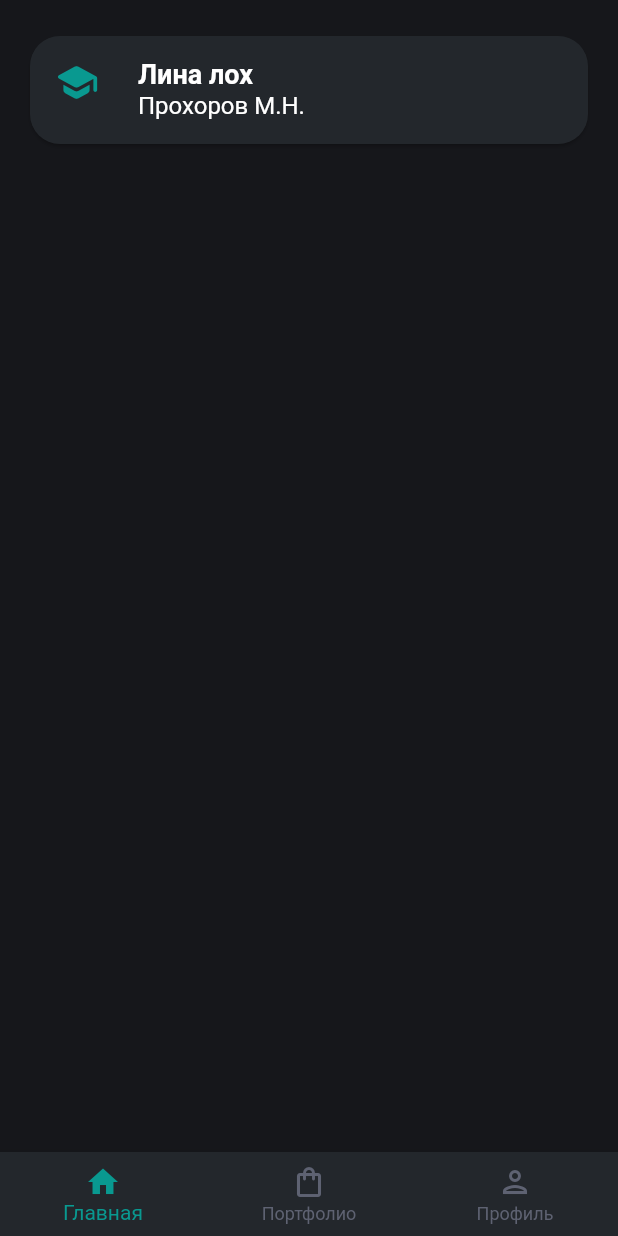
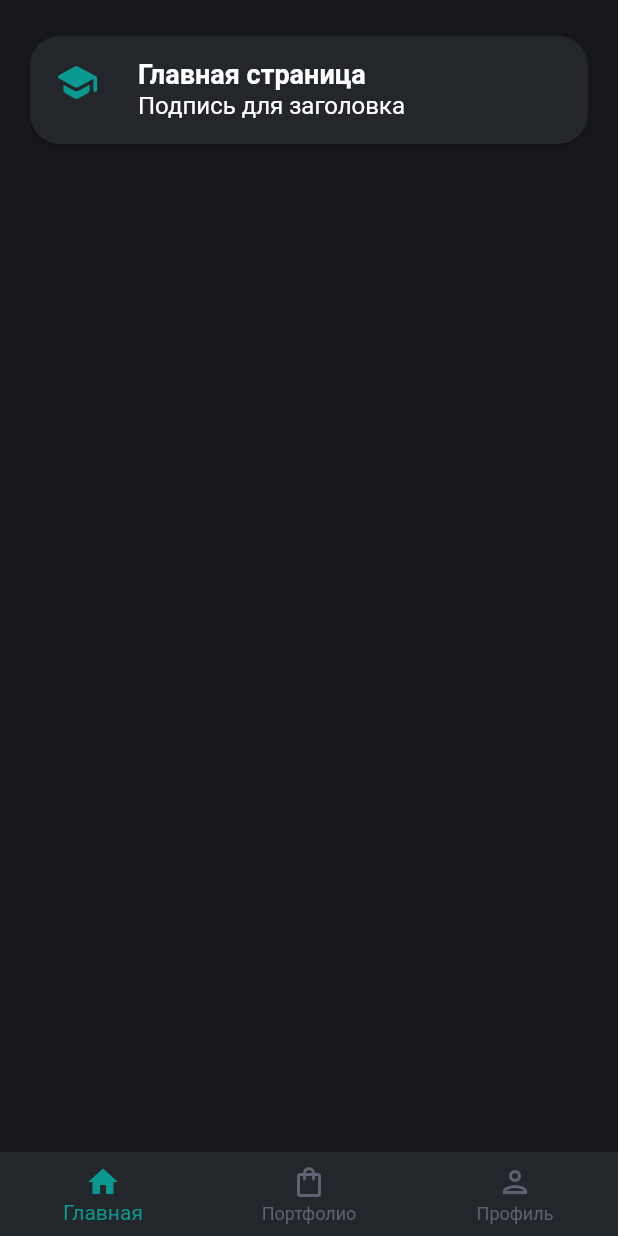
Before and after one commit to Kar1ch/vdole_mobile, a Flutter app: the screen it shows after launch, on a phone screen of 412 x 824 dp. Run offline on Flutter 3.47's test engine with Material 2 defaults, Android fonts, the phone set to English and light mode, and no system bars; our stand-ins replace email_validator, flutter_spinkit; missing offline and left inert: xml_parser.

Commit message:
редизайн уведомлений

```diff
--- a/lib/presentaion/pages/loading.dart
+++ b/lib/presentaion/pages/loading.dart
@@ -3,6 +3,7 @@ import 'package:vdole_mobile/presentaion/colors.dart';
 import 'package:flutter_spinkit/flutter_spinkit.dart';
 
 class LoadingPage extends StatelessWidget{
+  const LoadingPage({Key? key}) : super(key: key);
 
   @override
   Widget build(BuildContext context) {
--- a/lib/presentaion/pages/portfolio/portfolio.dart
+++ b/lib/presentaion/pages/portfolio/portfolio.dart
@@ -22,7 +22,7 @@ class PortfolioPage extends StatelessWidget{
                   ListTile(
                     leading: Icon(Icons.airline_seat_recline_extra_outlined, color: DarkThemeColors.primary00, size: 30,),
                     title: Text('515 руб', style: TextStyle(fontSize: 18, fontWeight: FontWeight.bold, color: DarkThemeColors.white), textAlign: TextAlign.left),
-                    subtitle: Text('ПХАХПАХПА сидушка', style: TextStyle(fontSize: 16, color: DarkThemeColors.white),),
+                    subtitle: Text('Подпись', style: TextStyle(fontSize: 16, color: DarkThemeColors.white),),
                   ),
                 ],
               ),
--- a/lib/presentaion/pages/profile/memberpin.dart
+++ b/lib/presentaion/pages/profile/memberpin.dart
@@ -78,6 +78,7 @@ class MemberPinState extends State{
                         else{
                          Navigator.popUntil(context, (route) => false);
                          Navigator.push(context, MaterialPageRoute(builder: (context) => const HomePage()));
+                         ScaffoldMessenger.of(context).showSnackBar(const SnackBar(content: Text('Указан верный PIN код!'), backgroundColor: DarkThemeColors.primary00,));
                         }
                       } finally {}
                     },
--- a/lib/presentaion/pages/profile/newmemberpin.dart
+++ b/lib/presentaion/pages/profile/newmemberpin.dart
@@ -78,7 +78,7 @@ class NewMemberPinState extends State{
                         else {
                           ScaffoldMessenger.of(context).showSnackBar(SnackBar(
                             content: Text(responseXmlText),
-                            backgroundColor: Colors.green,));
+                            backgroundColor: DarkThemeColors.primary00,));
                         }
                       } finally {}
                     },
--- a/lib/presentaion/pages/rating/rating_page.dart
+++ b/lib/presentaion/pages/rating/rating_page.dart
@@ -21,8 +21,8 @@ class RatingPage extends StatelessWidget{
                 children: const <Widget> [
                   ListTile(
                     leading: Icon(Icons.school_rounded, color: DarkThemeColors.primary00, size: 30,),
-                    title: Text('Лина лох', style: TextStyle(fontSize: 18, fontWeight: FontWeight.bold, color: DarkThemeColors.white), textAlign: TextAlign.left),
-                    subtitle: Text('Прохоров М.Н.', style: TextStyle(fontSize: 16, color: DarkThemeColors.white),),
+                    title: Text('Главная страница', style: TextStyle(fontSize: 18, fontWeight: FontWeight.bold, color: DarkThemeColors.white), textAlign: TextAlign.left),
+                    subtitle: Text('Подпись для заголовка ', style: TextStyle(fontSize: 16, color: DarkThemeColors.white),),
                   ),
                 ],
               ),
```
Also changed, not shown: lib/presentaion/pages/profile/profile_page.dart (+15 -14 lines).
